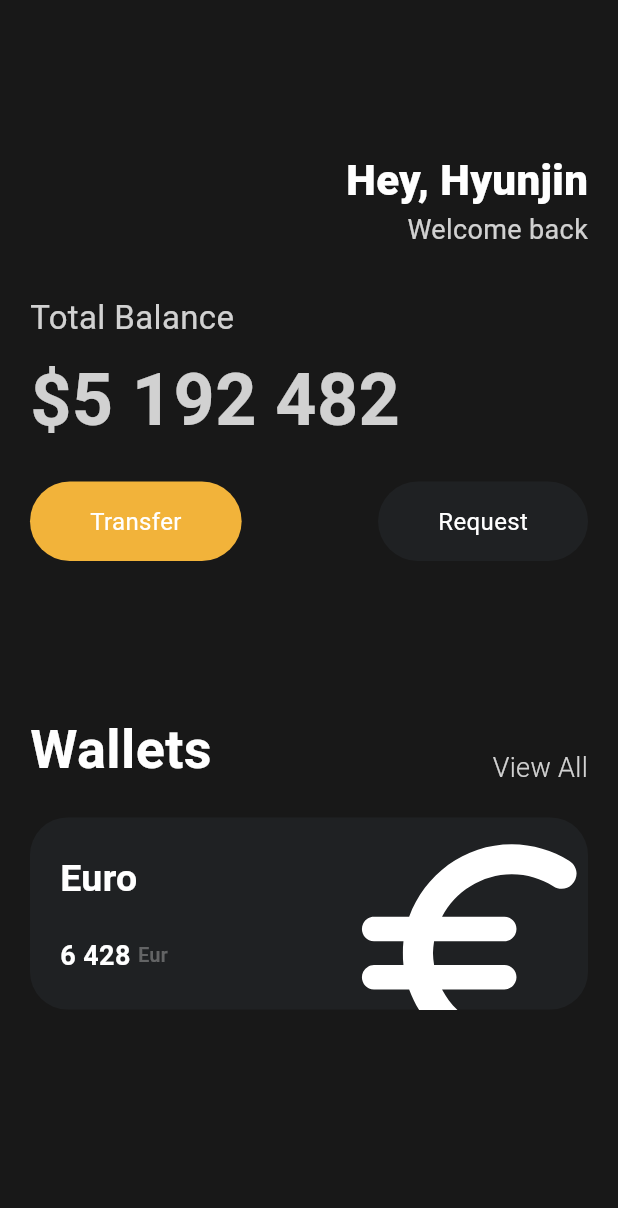
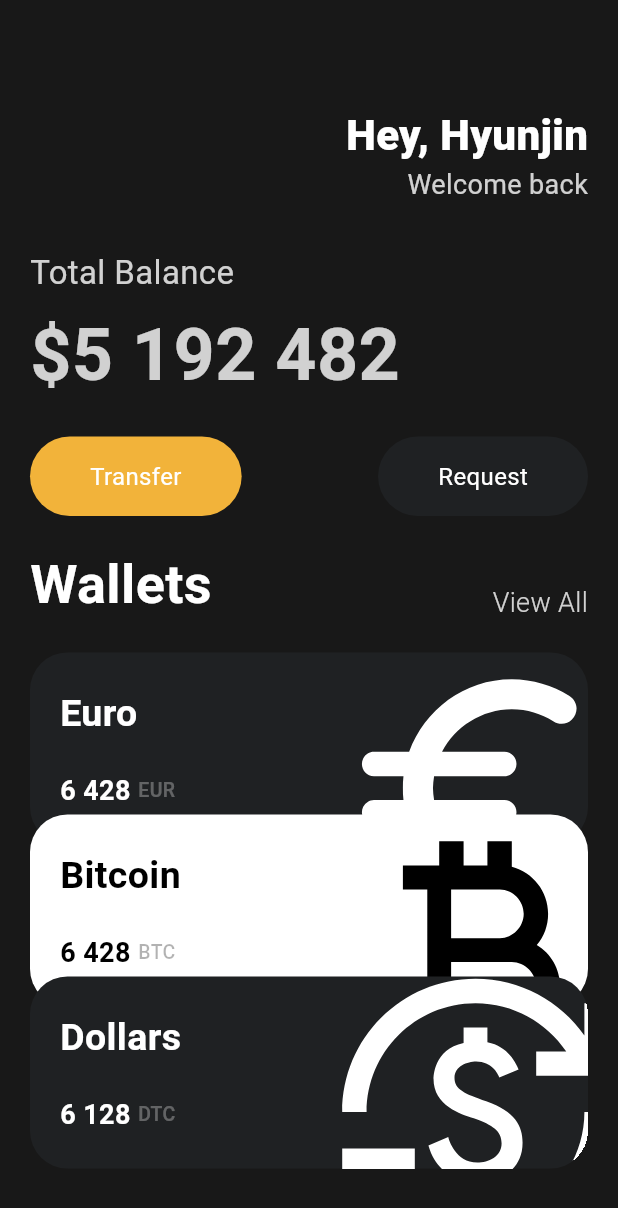
Before and after one commit to hulkcodeer/my_flutter_app, a Flutter app: the screen it shows after launch, on a phone screen of 412 x 824 dp. Shown: the top 1208 px of the screen. Run offline on Flutter 3.47's test engine with Material 3 defaults, Android fonts, the phone set to English and light mode, and no system bars; missing offline and left inert: dart:ffi.

Commit message:
:construction: 홈 화면 3차 작업

```diff
--- a/lib/main.dart
+++ b/lib/main.dart
@@ -1,5 +1,8 @@
+import 'package:flutter/cupertino.dart';
 import 'package:flutter/material.dart';
+import 'package:flutter/widgets.dart';
 import 'package:my_flutter_app/widgets/button.dart';
+import 'package:my_flutter_app/widgets/currency_card.dart';
 
 void main() {
   runApp(const App());
@@ -23,7 +26,7 @@ class App extends StatelessWidget {
             crossAxisAlignment: CrossAxisAlignment.start,
             children: [
               const SizedBox(
-                  height: 80,
+                height: 50,
               ),
               Row(
                 mainAxisAlignment: MainAxisAlignment.end,
@@ -41,8 +44,7 @@ class App extends StatelessWidget {
                       Text(
                         'Welcome back',
                         style: TextStyle(
-                              color: Colors.white.withOpacity(0.8),
-                              fontSize: 18),
+                            color: Colors.white.withOpacity(0.8), fontSize: 18),
                       ),
                     ],
                   )
@@ -85,7 +87,7 @@ class App extends StatelessWidget {
                 ],
               ),
               const SizedBox(
-                  height: 100,
+                height: 20,
               ),
               Row(
                 mainAxisAlignment: MainAxisAlignment.spaceBetween,
@@ -112,77 +114,37 @@ class App extends StatelessWidget {
               const SizedBox(
                 height: 20,
               ),
-                Container(
-                  clipBehavior: Clip.hardEdge,
-                  decoration: BoxDecoration(
-                    color: const Color(0xFF1F2123),
-                    borderRadius: BorderRadius.circular(25),
+              const Currencycard(
+                name: 'Euro',
+                code: 'EUR',
+                amount: '6 428',
+                iconImage: Icons.euro_rounded,
+                isInverted: false,
               ),
-                  child: Padding(
-                    padding: const EdgeInsets.all(20),
-                    child: Row(
-                      mainAxisAlignment: MainAxisAlignment.spaceBetween,
-                      children: [
-                        Column(
-                          crossAxisAlignment: CrossAxisAlignment.start,
-                          children: [
-                            const Text(
-                              'Euro',
-                              style: TextStyle(
-                                  fontSize: 25,
-                                  fontWeight: FontWeight.w600,
-                                  color: Colors.white),
-                            ),
-                            const SizedBox(
-                              height: 20,
-                            ),
-                            Row(
-                              children: [
-                                Row(
-                                  children: [
-                                    const Text(
-                                      '6 428',
-                                      style: TextStyle(
-                                        fontSize: 18,
-                                        fontWeight: FontWeight.w600,
-                                        color: Colors.white,
+              Transform.translate(
+                offset: const Offset(0, -20),
+                child: const Currencycard(
+                  name: 'Bitcoin',
+                  code: 'BTC',
+                  amount: '6 428',
+                  iconImage: Icons.currency_bitcoin,
+                  isInverted: true,
                 ),
               ),
-                                    const SizedBox(
-                                      width: 5,
-                                    ),
-                                    Text(
-                                      'Eur',
-                                      style: TextStyle(
-                                        fontSize: 13,
-                                        fontWeight: FontWeight.w500,
-                                        color: Colors.white.withOpacity(0.3),
-                                      ),
-                                    )
-                                  ],
-                                ),
-                              ],
-                            ),
-                          ],
-                        ),
-                        Transform.scale(
-                          scale: 2.2,
-                          child: Transform.translate(
-                            offset: const Offset(-5, 12),
-                            child: const Icon(
-                              Icons.euro_rounded,
-                              color: Colors.white,
-                              size: 88,
+              Transform.translate(
+                offset: const Offset(0, -40),
+                child: const Currencycard(
+                  name: 'Dollars',
+                  code: 'DTC',
+                  amount: '6 128',
+                  iconImage: Icons.currency_exchange,
+                  isInverted: false,
                 ),
               ),
-                        )
             ],
           ),
         ),
       ),
-              ],
-            ),
-          )),
     );
   }
 }
--- /dev/null
+++ b/lib/widgets/currency_card.dart
@@ -0,0 +1,94 @@
+import 'dart:ffi';
+
+import 'package:flutter/material.dart';
+
+class Currencycard extends StatelessWidget {
+  final String name, code, amount;
+  final IconData iconImage;
+  final bool isInverted;
+
+  final _blackColor = const Color(0xFF1F2123);
+
+  const Currencycard({
+    super.key,
+    required this.name,
+    required this.code,
+    required this.amount,
+    required this.iconImage,
+    required this.isInverted,
+  });
+
+  @override
+  Widget build(BuildContext context) {
+    return Container(
+      clipBehavior: Clip.hardEdge,
+      decoration: BoxDecoration(
+        color: isInverted ? Colors.white : _blackColor,
+        borderRadius: BorderRadius.circular(25),
+      ),
+      child: Padding(
+        padding: const EdgeInsets.all(20),
+        child: Row(
+          mainAxisAlignment: MainAxisAlignment.spaceBetween,
+          children: [
+            Column(
+              crossAxisAlignment: CrossAxisAlignment.start,
+              children: [
+                Text(
+                  name,
+                  style: TextStyle(
+                      fontSize: 25,
+                      fontWeight: FontWeight.w600,
+                      color: isInverted ? Colors.black : Colors.white),
+                ),
+                const SizedBox(
+                  height: 20,
+                ),
+                Row(
+                  children: [
+                    Row(
+                      children: [
+                        Text(
+                          amount,
+                          style: TextStyle(
+                            fontSize: 18,
+                            fontWeight: FontWeight.w600,
+                            color: isInverted ? Colors.black : Colors.white,
+                          ),
+                        ),
+                        const SizedBox(
+                          width: 5,
+                        ),
+                        Text(
+                          code,
+                          style: TextStyle(
+                            fontSize: 13,
+                            fontWeight: FontWeight.w500,
+                            color: isInverted
+                                ? Colors.black.withOpacity(0.3)
+                                : Colors.white.withOpacity(0.3),
+                          ),
+                        )
+                      ],
+                    ),
+                  ],
+                ),
+              ],
+            ),
+            Transform.scale(
+              scale: 2.2,
+              child: Transform.translate(
+                offset: const Offset(-5, 12),
+                child: Icon(
+                  iconImage,
+                  color: isInverted ? Colors.black : Colors.white,
+                  size: 88,
+                ),
+              ),
+            )
+          ],
+        ),
+      ),
+    );
+  }
+}
```
Lines whose indentation alone changed are shown as unchanged.
